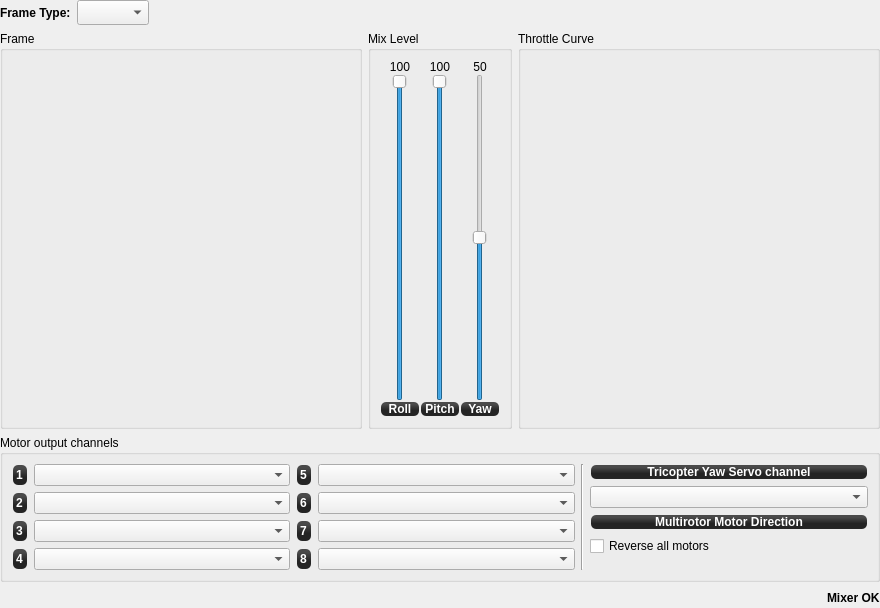
Qt form ground/openpilotgcs/src/plugins/config/airframe_multirotor.ui (openpilot/OpenPilot) before a commit.
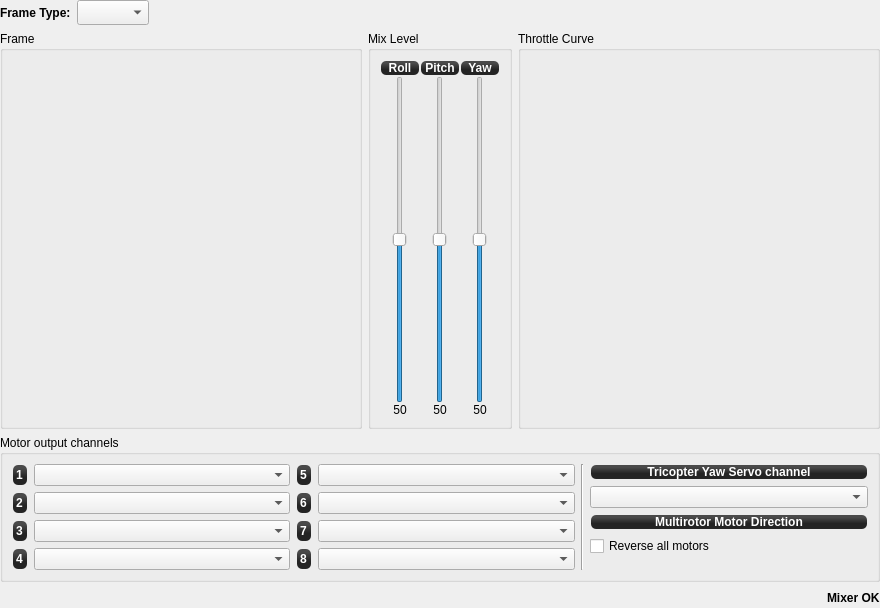
The same form after that commit. Custom widgets are drawn as their Qt base class.

Commit message: OP-907 vehicle config widgets now have consistent labels for mixer sliders

```diff
--- a/ground/openpilotgcs/src/plugins/config/airframe_multirotor.ui
+++ b/ground/openpilotgcs/src/plugins/config/airframe_multirotor.ui
@@ -146,47 +146,8 @@
        <number>9</number>
       </property>
       <item row="0" column="0">
-       <layout class="QGridLayout" name="gridLayout_3" columnstretch="0">
-        <item row="0" column="0">
-         <widget class="QLabel" name="mrRollMixValue">
-          <property name="minimumSize">
-           <size>
-            <width>40</width>
-            <height>0</height>
-           </size>
-          </property>
-          <property name="text">
-           <string>100</string>
-          </property>
-          <property name="alignment">
-           <set>Qt::AlignCenter</set>
-          </property>
-         </widget>
-        </item>
-        <item row="1" column="0">
-         <widget class="QSlider" name="mrRollMixLevel">
-          <property name="minimumSize">
-           <size>
-            <width>40</width>
-            <height>0</height>
-           </size>
-          </property>
-          <property name="toolTip">
-           <string>Weight of Roll mixing in percent.
-Typical values are 100% for + configuration and 50% for X configuration on quads.</string>
-          </property>
-          <property name="maximum">
-           <number>100</number>
-          </property>
-          <property name="value">
-           <number>100</number>
-          </property>
-          <property name="orientation">
-           <enum>Qt::Vertical</enum>
-          </property>
-         </widget>
-        </item>
-        <item row="2" column="0">
+       <layout class="QVBoxLayout" name="verticalLayout">
+        <item>
          <widget class="QLabel" name="label_42">
           <property name="sizePolicy">
            <sizepolicy hsizetype="Minimum" vsizetype="Preferred">
@@ -221,50 +182,50 @@
           </property>
          </widget>
         </item>
+        <item>
+         <widget class="QSlider" name="mrRollMixLevel">
+          <property name="minimumSize">
+           <size>
+            <width>40</width>
+            <height>0</height>
+           </size>
+          </property>
+          <property name="toolTip">
+           <string>Weight of Roll mixing in percent.
+Typical values are 100% for + configuration and 50% for X configuration on quads.</string>
+          </property>
+          <property name="maximum">
+           <number>100</number>
+          </property>
+          <property name="value">
+           <number>50</number>
+          </property>
+          <property name="orientation">
+           <enum>Qt::Vertical</enum>
+          </property>
+         </widget>
+        </item>
+        <item>
+         <widget class="QLabel" name="mrRollMixValue">
+          <property name="minimumSize">
+           <size>
+            <width>40</width>
+            <height>0</height>
+           </size>
+          </property>
+          <property name="text">
+           <string>50</string>
+          </property>
+          <property name="alignment">
+           <set>Qt::AlignCenter</set>
+          </property>
+         </widget>
+        </item>
        </layout>
       </item>
       <item row="0" column="1">
-       <layout class="QGridLayout" name="gridLayout_4">
-        <item row="0" column="0">
-         <widget class="QLabel" name="mrPitchMixValue">
-          <property name="minimumSize">
-           <size>
-            <width>40</width>
-            <height>0</height>
-           </size>
-          </property>
-          <property name="text">
-           <string>100</string>
-          </property>
-          <property name="alignment">
-           <set>Qt::AlignCenter</set>
-          </property>
-         </widget>
-        </item>
-        <item row="1" column="0">
-         <widget class="QSlider" name="mrPitchMixLevel">
-          <property name="minimumSize">
-           <size>
-            <width>40</width>
-            <height>0</height>
-           </size>
-          </property>
-          <property name="toolTip">
-           <string>Weight of Pitch mixing in percent.
-Typical values are 100% for + configuration and 50% for X configuration on quads.</string>
-          </property>
-          <property name="maximum">
-           <number>100</number>
-          </property>
-          <property name="value">
-           <number>100</number>
-          </property>
-          <property name="orientation">
-           <enum>Qt::Vertical</enum>
-          </property>
-         </widget>
-        </item>
-        <item row="2" column="0">
+       <layout class="QVBoxLayout" name="verticalLayout_2">
+        <item>
          <widget class="QLabel" name="label_40">
           <property name="minimumSize">
            <size>
@@ -287,27 +248,76 @@
           </property>
          </widget>
         </item>
+        <item>
+         <widget class="QSlider" name="mrPitchMixLevel">
+          <property name="minimumSize">
+           <size>
+            <width>40</width>
+            <height>0</height>
+           </size>
+          </property>
+          <property name="toolTip">
+           <string>Weight of Pitch mixing in percent.
+Typical values are 100% for + configuration and 50% for X configuration on quads.</string>
+          </property>
+          <property name="maximum">
+           <number>100</number>
+          </property>
+          <property name="value">
+           <number>50</number>
+          </property>
+          <property name="orientation">
+           <enum>Qt::Vertical</enum>
+          </property>
+         </widget>
+        </item>
+        <item>
+         <widget class="QLabel" name="mrPitchMixValue">
+          <property name="minimumSize">
+           <size>
+            <width>40</width>
+            <height>0</height>
+           </size>
+          </property>
+          <property name="text">
+           <string>50</string>
+          </property>
+          <property name="alignment">
+           <set>Qt::AlignCenter</set>
+          </property>
+         </widget>
+        </item>
        </layout>
       </item>
       <item row="0" column="2">
-       <layout class="QGridLayout" name="gridLayout_5">
-        <item row="0" column="0">
-         <widget class="QLabel" name="mrYawMixValue">
+       <layout class="QVBoxLayout" name="verticalLayout_3">
+        <item>
+         <widget class="QLabel" name="label_6">
           <property name="minimumSize">
            <size>
             <width>40</width>
             <height>0</height>
            </size>
           </property>
+          <property name="autoFillBackground">
+           <bool>false</bool>
+          </property>
+          <property name="styleSheet">
+           <string notr="true">background-color: qlineargradient(spread:reflect, x1:0.507, y1:0, x2:0.507, y2:0.772, stop:0.208955 rgba(74, 74, 74, 255), stop:0.78607 rgba(36, 36, 36, 255));
+color: rgb(255, 255, 255);
+border-radius: 5;
+font: bold 12px;
+margin:1px;</string>
+          </property>
           <property name="text">
-           <string>50</string>
+           <string>Yaw</string>
           </property>
           <property name="alignment">
            <set>Qt::AlignCenter</set>
           </property>
          </widget>
         </item>
-        <item row="1" column="0">
+        <item>
          <widget class="QSlider" name="mrYawMixLevel">
           <property name="minimumSize">
            <size>
@@ -333,26 +343,16 @@
           </property>
          </widget>
         </item>
-        <item row="2" column="0">
-         <widget class="QLabel" name="label_6">
+        <item>
+         <widget class="QLabel" name="mrYawMixValue">
           <property name="minimumSize">
            <size>
             <width>40</width>
             <height>0</height>
            </size>
           </property>
-          <property name="autoFillBackground">
-           <bool>false</bool>
-          </property>
-          <property name="styleSheet">
-           <string notr="true">background-color: qlineargradient(spread:reflect, x1:0.507, y1:0, x2:0.507, y2:0.772, stop:0.208955 rgba(74, 74, 74, 255), stop:0.78607 rgba(36, 36, 36, 255));
-color: rgb(255, 255, 255);
-border-radius: 5;
-font: bold 12px;
-margin:1px;</string>
-          </property>
           <property name="text">
-           <string>Yaw</string>
+           <string>50</string>
           </property>
           <property name="alignment">
            <set>Qt::AlignCenter</set>
```
Left out of the diff: 2 changed lines with no effect on the pictures. The commit also changes 1 other file.
